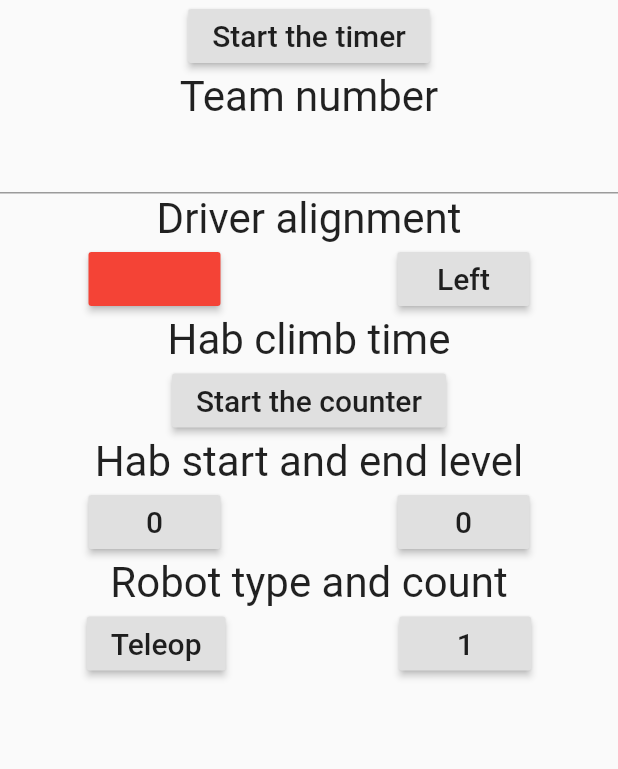
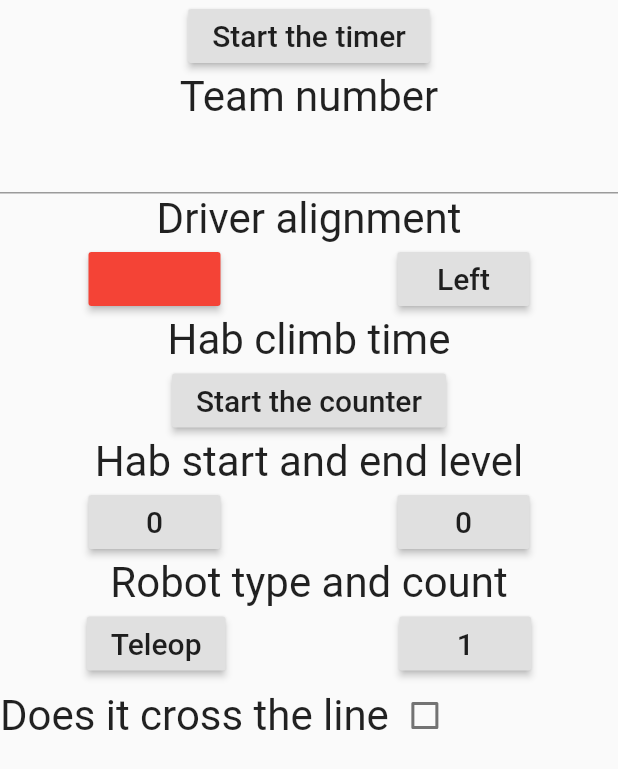
Before and after one commit to altalk23/scouting_app, a Flutter app: the screen it shows after launch, on a phone screen of 412 x 824 dp. Shown: the top 769 px of the screen. Run offline on Flutter 3.47's test engine with Material 2 defaults, Android fonts, the phone set to English and light mode, and no system bars; our stand-ins replace qr_flutter.

Commit message:
Split up dart file, part 12 Add crossing line

```diff
--- /dev/null
+++ b/lib/input/crossing_line.dart
@@ -0,0 +1,29 @@
+import 'package:flutter/material.dart';
+import 'package:scouting_app/widget/custom_label.dart';
+
+class CrossingLine extends StatelessWidget {
+    CrossingLine({this.label, this.value, this.onChanged});
+    final String label;
+    final bool value;
+    final ValueChanged<bool> onChanged;
+
+
+    @override
+    Widget build(BuildContext context) {
+        return Row(
+            children: <Widget>[
+                CustomLabel(
+                    label,
+                    style: TextStyle(
+                        fontSize: 28.0,
+                    ),
+                ),
+
+                Checkbox(
+                    value: value,
+                    onChanged: onChanged,
+                ),
+            ],
+        );
+    }
+}
--- a/lib/screen/input_screen.dart
+++ b/lib/screen/input_screen.dart
@@ -1,6 +1,7 @@
 import 'dart:core';
 
 import 'package:flutter/material.dart';
+import 'package:scouting_app/input/crossing_line.dart';
 import 'package:scouting_app/input/driver_station.dart';
 import 'package:scouting_app/input/hab_climb_time.dart';
 import 'package:scouting_app/input/hab_start_and_end_level.dart';
@@ -29,6 +30,9 @@ class _InputScreen extends State<InputScreen> {
     // Hab climb stopwatch
     Stopwatch climbStopwatch = new Stopwatch();
 
+    // Does it crosses the line
+    bool crossesLine = false;
+
     _InputScreen() {
         // All text initializations
         labelList['stopwatch'] = new LoopList(['Start the timer', 'End the timer']);
@@ -44,6 +48,7 @@ class _InputScreen extends State<InputScreen> {
         labelList['robot'] = new LoopList(['Robot type and count']);
         labelList['robot_type'] = new LoopList(['Teleop', 'Autonomous', 'Mixed']);
         labelList['robot_count'] = new LoopList(['1', '2', '3']);
+        labelList['crossing_line'] = new LoopList(['Does it cross the line']);
 
         // All map initializations
         mainMap['team_number'] = '';
@@ -54,7 +59,7 @@ class _InputScreen extends State<InputScreen> {
         mainMap['hab_climb_time'] = climbStopwatch.elapsed.toString();
         mainMap['robot_type'] = labelList['robot_type'][0];
         mainMap['robot_count'] = labelList['robot_count'][0];
-
+        mainMap['crossing_line'] = crossesLine;
     }
 
     @override
@@ -163,6 +168,18 @@ class _InputScreen extends State<InputScreen> {
                         },
                     ),
                     //--------------------------------------------------------//
+                    CrossingLine(
+                        label: labelList['crossing_line'][0],
+                        value: crossesLine,
+                        onChanged: (bool value) {
+                            setState(() {
+                                crossesLine = value;
+                                labelList['crossing_line'].loop();
+                                print(mainMap.toString());
+                            });
+                        },
+                    ),
+                    //--------------------------------------------------------//
                 ],
             ),
         );
```
Also changed, not shown: lib/main.dart (+0 -18 lines).
